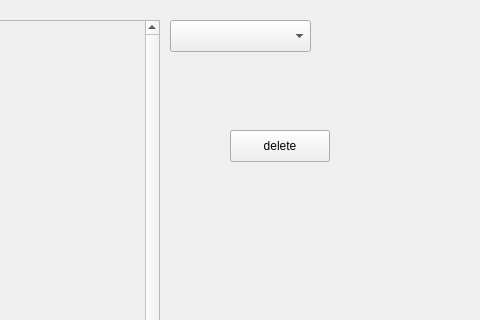
Old version of the form client/decan-pyqt/views/resources/ui_files/main_view.ui in the repository sebastiannoenning/decan; both pictures show x 320 to 800 and y 0 to 320 of the 800 by 480 pixel window.
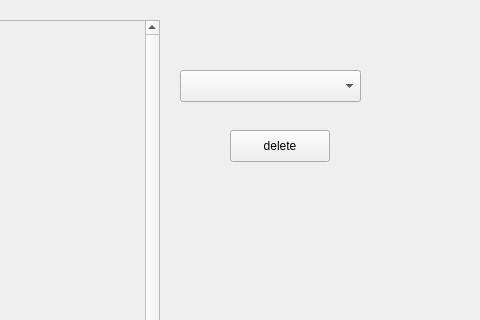
New version of the form. The open tabs and pages were chosen to show the change. Custom widgets are drawn as their Qt base class.

Commit message: added combobox/custom & ui representation v3

Patch:
```diff
--- a/client/decan-pyqt/views/resources/ui_files/main_view.ui
+++ b/client/decan-pyqt/views/resources/ui_files/main_view.ui
@@ -452,9 +452,9 @@
       <widget class="QModelComboBox" name="userSelect">
        <property name="geometry">
         <rect>
-         <x>360</x>
-         <y>10</y>
-         <width>141</width>
+         <x>370</x>
+         <y>60</y>
+         <width>181</width>
          <height>32</height>
         </rect>
        </property>
```
The commit also changes 1 other file.
